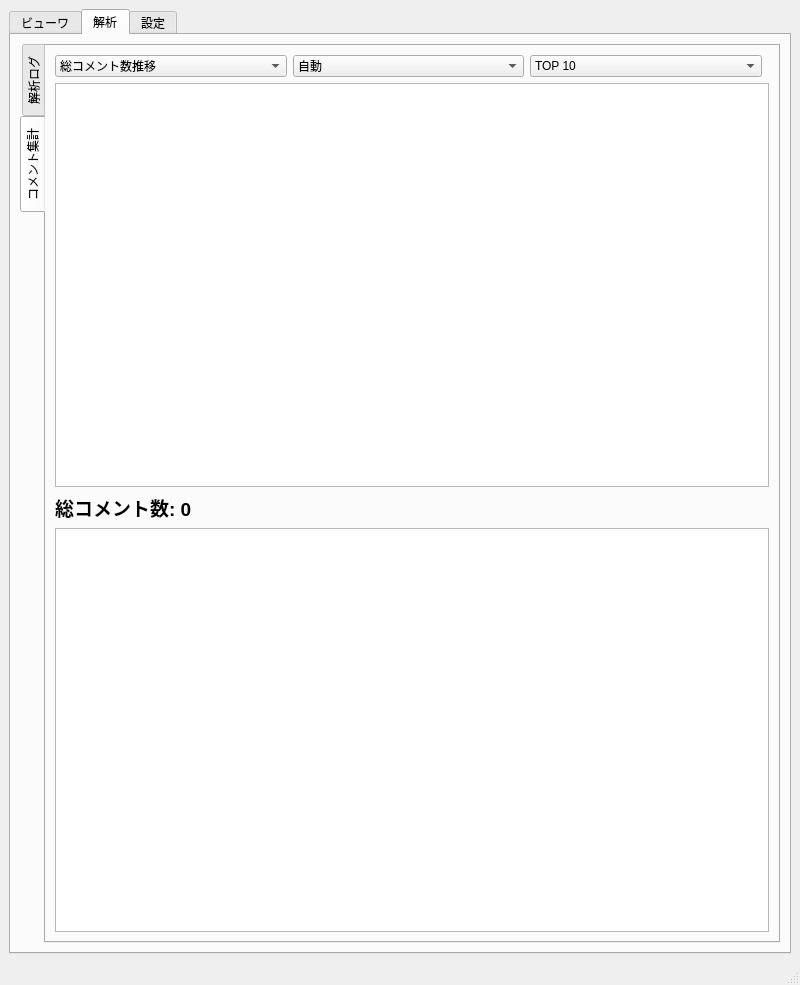
This is src/MainWindow.ui in BLUE000/TwitchCommentViewer as Qt 5 draws it before an edit. The edited form follows.
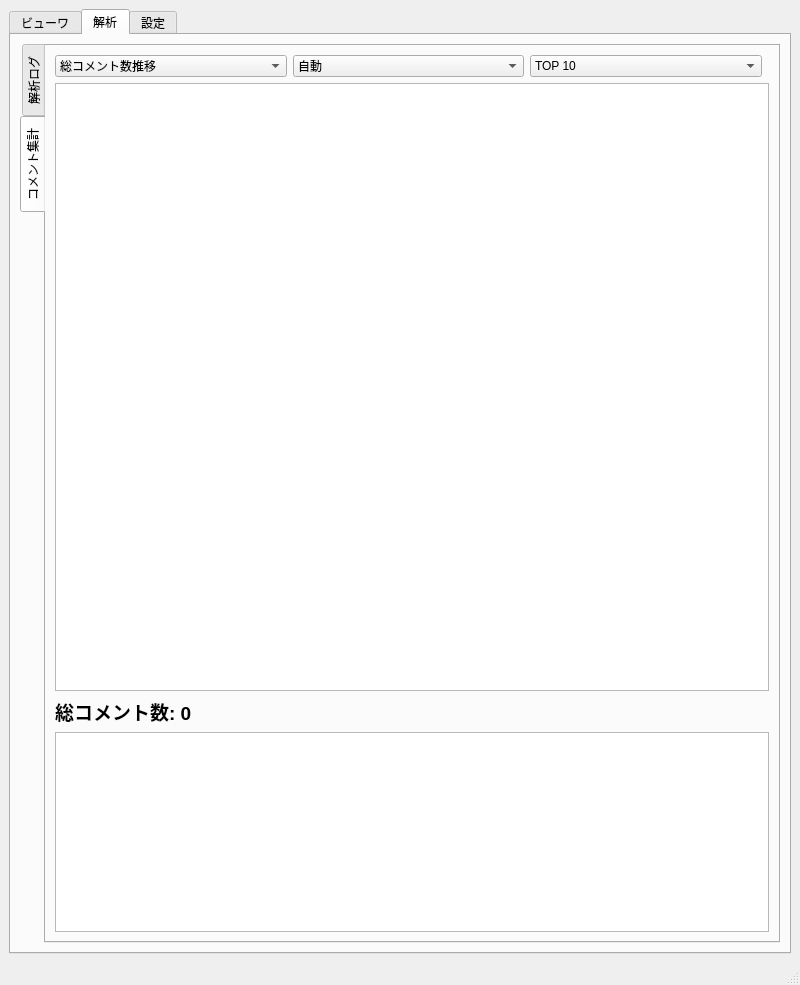
This is the edited form. The open tabs and pages were chosen to show the change. Custom widgets are drawn as their Qt base class.

Commit message: fix: Compile as WIN32 app to hide console, restrict stats table height, and update TrustChain submodule

Diff of the .ui file:
```diff
--- a/src/MainWindow.ui
+++ b/src/MainWindow.ui
@@ -35,7 +35,7 @@
         <string>解析</string>
        </attribute>
        <layout class="QVBoxLayout" name="verticalLayout_3">
-        <item><widget class="QTabWidget" name="tabWidgetAnalysis"><property name="tabPosition"><enum>QTabWidget::West</enum></property><widget class="QWidget" name="tabLog"><attribute name="title"><string>解析ログ</string></attribute><layout class="QVBoxLayout" name="verticalLayout_log"><item><widget class="QTextBrowser" name="textBrowserAnalysis" /></item></layout></widget><widget class="QWidget" name="tabStats"><attribute name="title"><string>コメント集計</string></attribute><layout class="QVBoxLayout" name="verticalLayout_stats"><item><layout class="QHBoxLayout" name="horizontalLayout_stats_ctrl"><item><widget class="QComboBox" name="comboGraphType"><item><property name="text"><string>総コメント数推移</string></property></item><item><property name="text"><string>ユーザーごとの推移</string></property></item></widget></item><item><widget class="QComboBox" name="comboGranularity"><item><property name="text"><string>自動</string></property></item><item><property name="text"><string>5秒</string></property></item><item><property name="text"><string>10秒</string></property></item><item><property name="text"><string>30秒</string></property></item><item><property name="text"><string>1分</string></property></item><item><property name="text"><string>5分</string></property></item></widget></item><item><widget class="QComboBox" name="comboTopN"><item><property name="text"><string>TOP 3</string></property></item><item><property name="text"><string>TOP 5</string></property></item><item><property name="text"><string>TOP 10</string></property></item><item><property name="text"><string>全員表示 (100人以下)</string></property></item><property name="currentIndex"><number>2</number></property></widget></item><item><spacer name="horizontalSpacer_stats"><property name="orientation"><enum>Qt::Horizontal</enum></property></spacer></item></layout></item><item><widget class="QChartView" name="chartView" /></item><item><widget class="QLabel" name="labelTotalComments"><property name="text"><string>総コメント数: 0</string></property><property name="font"><font><pointsize>14</pointsize><bold>true</bold></font></property></widget></item><item><widget class="QTableWidget" name="tableUserStats" /></item></layout></widget></widget></item></layout>
+        <item><widget class="QTabWidget" name="tabWidgetAnalysis"><property name="tabPosition"><enum>QTabWidget::West</enum></property><widget class="QWidget" name="tabLog"><attribute name="title"><string>解析ログ</string></attribute><layout class="QVBoxLayout" name="verticalLayout_log"><item><widget class="QTextBrowser" name="textBrowserAnalysis" /></item></layout></widget><widget class="QWidget" name="tabStats"><attribute name="title"><string>コメント集計</string></attribute><layout class="QVBoxLayout" name="verticalLayout_stats"><item><layout class="QHBoxLayout" name="horizontalLayout_stats_ctrl"><item><widget class="QComboBox" name="comboGraphType"><item><property name="text"><string>総コメント数推移</string></property></item><item><property name="text"><string>ユーザーごとの推移</string></property></item></widget></item><item><widget class="QComboBox" name="comboGranularity"><item><property name="text"><string>自動</string></property></item><item><property name="text"><string>5秒</string></property></item><item><property name="text"><string>10秒</string></property></item><item><property name="text"><string>30秒</string></property></item><item><property name="text"><string>1分</string></property></item><item><property name="text"><string>5分</string></property></item></widget></item><item><widget class="QComboBox" name="comboTopN"><item><property name="text"><string>TOP 3</string></property></item><item><property name="text"><string>TOP 5</string></property></item><item><property name="text"><string>TOP 10</string></property></item><item><property name="text"><string>全員表示 (100人以下)</string></property></item><property name="currentIndex"><number>2</number></property></widget></item><item><spacer name="horizontalSpacer_stats"><property name="orientation"><enum>Qt::Horizontal</enum></property></spacer></item></layout></item><item><widget class="QChartView" name="chartView" /></item><item><widget class="QLabel" name="labelTotalComments"><property name="text"><string>総コメント数: 0</string></property><property name="font"><font><pointsize>14</pointsize><bold>true</bold></font></property></widget></item><item><widget class="QTableWidget" name="tableUserStats"><property name="maximumSize"><size><width>16777215</width><height>200</height></size></property></widget></item></layout></widget></widget></item></layout>
       </widget>
       <widget class="QWidget" name="tabSettings">
        <attribute name="title">
```
The commit also changes 1 other file.
